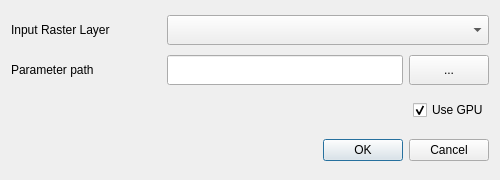
Above: buildseg/buildSeg_dialog_base.ui from deepbands/buildseg before the change. Below: the same form after it.
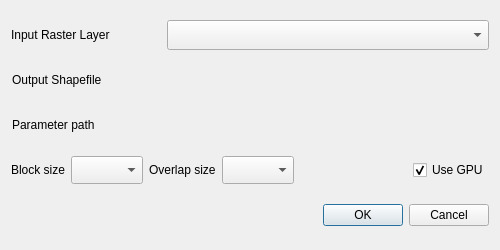
That is the form after the change. Custom widgets are drawn as their Qt base class.

```diff
--- a/buildseg/buildSeg_dialog_base.ui
+++ b/buildseg/buildSeg_dialog_base.ui
@@ -7,7 +7,7 @@
     <x>0</x>
     <y>0</y>
     <width>500</width>
-    <height>180</height>
+    <height>250</height>
    </rect>
   </property>
   <property name="sizePolicy">
@@ -19,20 +19,18 @@
   <property name="minimumSize">
    <size>
     <width>500</width>
-    <height>180</height>
+    <height>250</height>
    </size>
   </property>
   <property name="maximumSize">
    <size>
     <width>500</width>
-    <height>180</height>
+    <height>250</height>
    </size>
   </property>
   <property name="windowTitle">
    <string>buildSeg</string>
   </property>
-  <layout class="QHBoxLayout" name="horizontalLayout_2">
-   <item>
     <layout class="QVBoxLayout" name="verticalLayout">
      <item>
       <layout class="QHBoxLayout" name="horizontalLayout">
@@ -79,6 +77,48 @@
        </item>
       </layout>
      </item>
+   <item>
+    <layout class="QHBoxLayout" name="horizontalLayout_2">
+     <item>
+      <widget class="QLabel" name="label_2">
+       <property name="minimumSize">
+        <size>
+         <width>150</width>
+         <height>30</height>
+        </size>
+       </property>
+       <property name="maximumSize">
+        <size>
+         <width>150</width>
+         <height>30</height>
+        </size>
+       </property>
+       <property name="text">
+        <string>Output Shapefile</string>
+       </property>
+      </widget>
+     </item>
+     <item>
+      <widget class="QgsFileWidget" name="mQfwShape">
+       <property name="minimumSize">
+        <size>
+         <width>319</width>
+         <height>30</height>
+        </size>
+       </property>
+       <property name="maximumSize">
+        <size>
+         <width>319</width>
+         <height>30</height>
+        </size>
+       </property>
+       <property name="storageMode">
+        <enum>QgsFileWidget::SaveFile</enum>
+       </property>
+      </widget>
+     </item>
+    </layout>
+   </item>
      <item>
       <layout class="QHBoxLayout" name="hLayParams">
        <item>
@@ -101,23 +141,29 @@
         </widget>
        </item>
        <item>
-        <widget class="QLineEdit" name="edtParams">
+      <widget class="QgsFileWidget" name="mQfwParams">
          <property name="minimumSize">
           <size>
-           <width>0</width>
+         <width>319</width>
            <height>30</height>
           </size>
          </property>
          <property name="maximumSize">
           <size>
-           <width>16777215</width>
+         <width>319</width>
            <height>30</height>
           </size>
          </property>
         </widget>
        </item>
+    </layout>
+   </item>
        <item>
-        <widget class="QPushButton" name="btnParams">
+    <layout class="QHBoxLayout" name="horizontalLayout_5">
+     <item>
+      <layout class="QHBoxLayout" name="horizontalLayout_4">
+       <item>
+        <widget class="QLabel" name="label_3">
          <property name="minimumSize">
           <size>
            <width>0</width>
@@ -131,14 +177,62 @@
           </size>
          </property>
          <property name="text">
-          <string>...</string>
+          <string>Block size</string>
          </property>
         </widget>
        </item>
+       <item>
+        <widget class="QComboBox" name="cbxBlock">
+         <property name="minimumSize">
+          <size>
+           <width>0</width>
+           <height>28</height>
+          </size>
+         </property>
+         <property name="maximumSize">
+          <size>
+           <width>16777215</width>
+           <height>28</height>
+          </size>
+         </property>
+         <property name="currentText">
+          <string/>
+         </property>
+         <property name="currentIndex">
+          <number>-1</number>
+         </property>
+        </widget>
+       </item>
       </layout>
      </item>
      <item>
-      <layout class="QHBoxLayout" name="hLaySets">
+      <layout class="QHBoxLayout" name="horizontalLayout_3">
+       <item>
+        <widget class="QLabel" name="label_4">
+         <property name="text">
+          <string>Overlap size</string>
+         </property>
+        </widget>
+       </item>
+       <item>
+        <widget class="QComboBox" name="cbxOverlap">
+         <property name="minimumSize">
+          <size>
+           <width>0</width>
+           <height>28</height>
+          </size>
+         </property>
+         <property name="maximumSize">
+          <size>
+           <width>16777215</width>
+           <height>28</height>
+          </size>
+         </property>
+         <property name="currentText">
+          <string/>
+         </property>
+        </widget>
+       </item>
        <item>
         <spacer name="horizontalSpacer">
          <property name="orientation">
@@ -176,6 +270,8 @@
        </item>
       </layout>
      </item>
+    </layout>
+   </item>
      <item>
       <widget class="QDialogButtonBox" name="button_box">
        <property name="minimumSize">
@@ -199,10 +295,13 @@
       </widget>
      </item>
     </layout>
-   </item>
-  </layout>
  </widget>
  <customwidgets>
+  <customwidget>
+   <class>QgsFileWidget</class>
+   <extends>QWidget</extends>
+   <header>qgsfilewidget.h</header>
+  </customwidget>
   <customwidget>
    <class>QgsMapLayerComboBox</class>
    <extends>QComboBox</extends>
```
Lines whose indentation alone changed are shown as unchanged.
